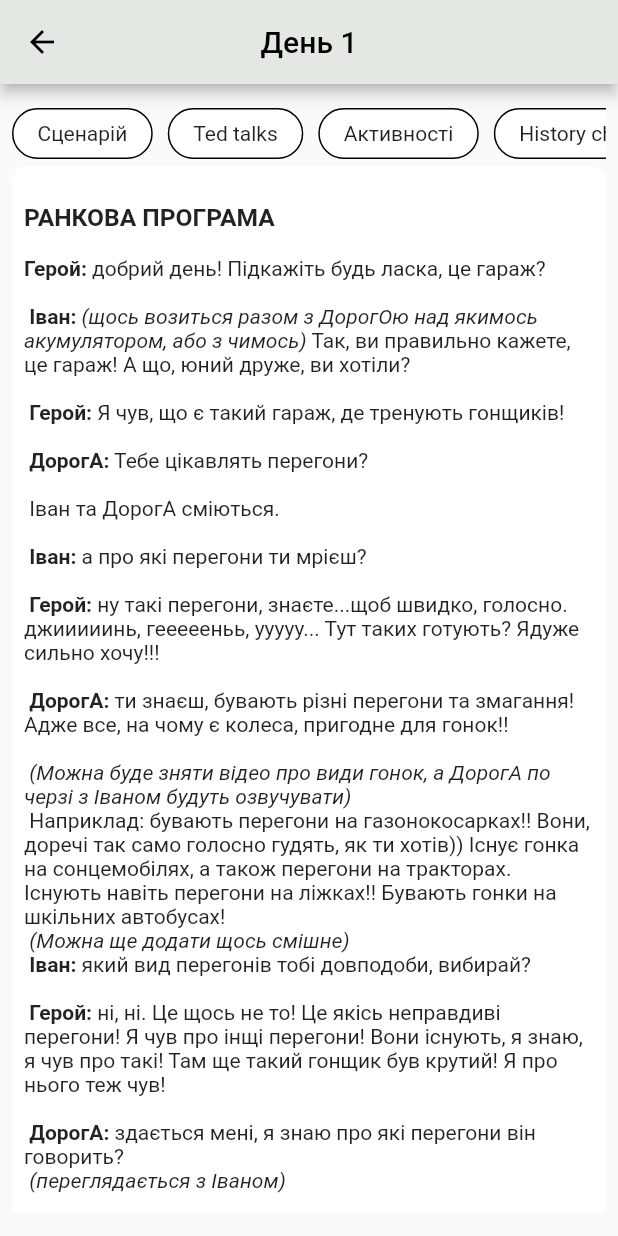
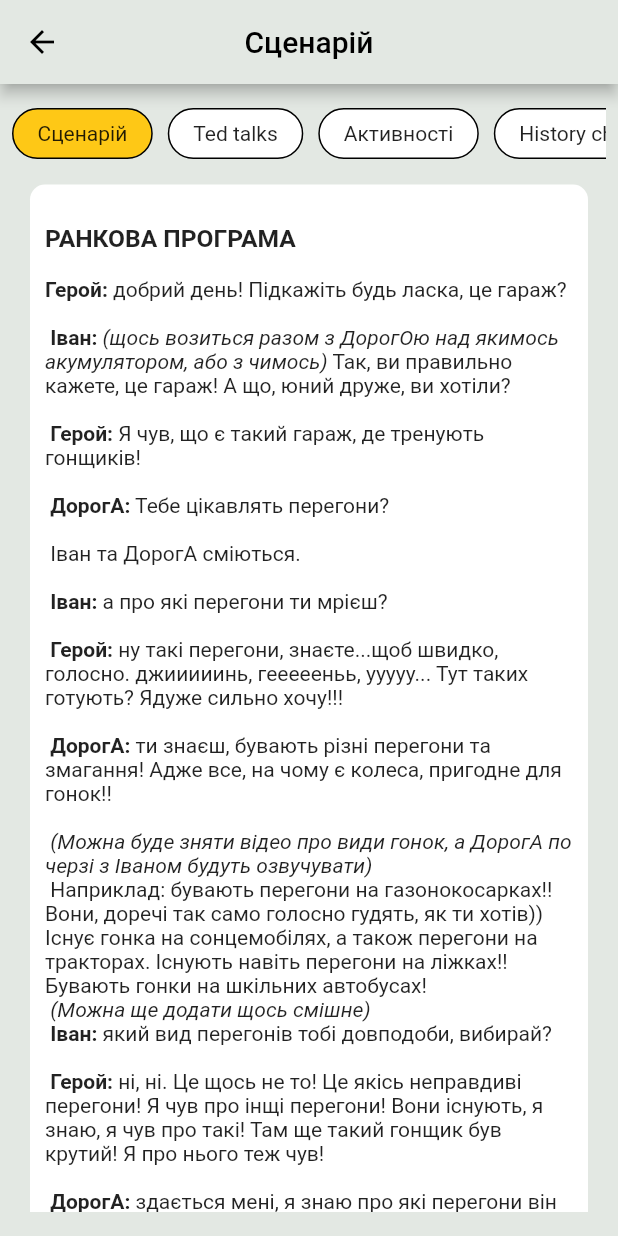
Before and after one commit to Tony-Kovalov/Camps, a Flutter app: the SceneTextPage screen opened directly, on a phone screen of 412 x 824 dp. Run offline on Flutter 3.47's test engine with Material 2 defaults, Android fonts, the phone set to English and light mode, and no system bars; our stand-ins replace flutter_svg, flutter_widget_from_html, internet_connection_checker, shared_preferences, webview_flutter; accounts and stored records are empty.

Commit message:
Implement scene pages

```diff
--- a/lib/features/home_menu/presentation/pages/program_menu.dart
+++ b/lib/features/home_menu/presentation/pages/program_menu.dart
@@ -2,7 +2,7 @@ import 'package:camps_program/features/home_menu/data/lessons_repo.dart';
 import 'package:camps_program/features/home_menu/data/scenes_repo.dart';
 import 'package:camps_program/features/home_menu/presentation/pages/lesson.dart';
 import 'package:camps_program/features/home_menu/presentation/pages/pdf_screen.dart';
-import 'package:camps_program/features/home_menu/presentation/pages/simple_text_page.dart';
+import 'package:camps_program/features/home_menu/presentation/pages/scene_page.dart';
 import 'package:camps_program/features/home_menu/presentation/widgets/expandable_menu.dart';
 import 'package:camps_program/features/home_menu/presentation/widgets/sub_menu_card.dart';
 import 'package:flutter/material.dart';
@@ -35,7 +35,7 @@ class _ProgramMenuPageState extends State<ProgramMenuPage> {
                   SubMenuCard(
                     title: "Сцена",
                     onTap: () {
-                      open(context, SceneTextPage(title: "День 1", text1: ScenesData().firstMorningScene, text2: ScenesData().firstEveningScene, urlOnDrive: "https://drive.google.com/file/d/1qZXM00OEwT7qBTWKWQz5bGtRxMBUaZ01/view?usp=share_link",));
+                      open(context, SceneTextPage(text1: ScenesData().firstMorningScene, text2: ScenesData().firstEveningScene, urlOnDrive: "https://drive.google.com/file/d/1qZXM00OEwT7qBTWKWQz5bGtRxMBUaZ01/view?usp=share_link",));
                     },
                   ),
                   const SizedBox(height: 5),
@@ -69,7 +69,7 @@ class _ProgramMenuPageState extends State<ProgramMenuPage> {
                   SubMenuCard(
                     title: "Сцена",
                     onTap: () {
-                      open(context, SceneTextPage(title: "День 2", text1: ScenesData().secondMorningScene, text2: ScenesData().secondEveningScene, urlOnDrive: "https://drive.google.com/file/d/17zlHZxCRwQ39kPon4CfiYkgz-5qREOiD/view?usp=share_link",));
+                      open(context, SceneTextPage(text1: ScenesData().secondMorningScene, text2: ScenesData().secondEveningScene, urlOnDrive: "https://drive.google.com/file/d/17zlHZxCRwQ39kPon4CfiYkgz-5qREOiD/view?usp=share_link",));
                     },
                   ),
                   const SizedBox(height: 5),
@@ -103,7 +103,7 @@ class _ProgramMenuPageState extends State<ProgramMenuPage> {
                   SubMenuCard(
                     title: "Сцена",
                     onTap: () {
-                      open(context, SceneTextPage(title: "День 3", text1: ScenesData().thirdMorningScene, text2: ScenesData().thirdEveningScene, urlOnDrive: "https://drive.google.com/file/d/1ioKB1IyXUjKsZRFQ8J4YY0Rtde23Xo0w/view?usp=share_link",));
+                      open(context, SceneTextPage(text1: ScenesData().thirdMorningScene, text2: ScenesData().thirdEveningScene, urlOnDrive: "https://drive.google.com/file/d/1ioKB1IyXUjKsZRFQ8J4YY0Rtde23Xo0w/view?usp=share_link",));
                     },
                   ),
                   const SizedBox(height: 5),
@@ -130,7 +130,7 @@ class _ProgramMenuPageState extends State<ProgramMenuPage> {
                   SubMenuCard(
                     title: "Сцена",
                     onTap: () {
-                      open(context, SceneTextPage(title: "День 4", text1: ScenesData().fourthMorningScene, text2: ScenesData().fourthEveningScene, urlOnDrive: "https://drive.google.com/file/d/1diZ7Sgch1X8NvSIfy8tYFxv5vRqXKv8-/view?usp=share_link",));
+                      open(context, SceneTextPage(text1: ScenesData().fourthMorningScene, text2: ScenesData().fourthEveningScene, urlOnDrive: "https://drive.google.com/file/d/1diZ7Sgch1X8NvSIfy8tYFxv5vRqXKv8-/view?usp=share_link",));
                     },
                   ),
                   const SizedBox(height: 5),
@@ -165,7 +165,7 @@ class _ProgramMenuPageState extends State<ProgramMenuPage> {
                   SubMenuCard(
                     title: "Сцена",
                     onTap: () {
-                      open(context, SceneTextPage(title: "День 5", text1: ScenesData().fifthMorningScene, text2: ScenesData().fifthEveningScene, urlOnDrive: "https://drive.google.com/file/d/1d754tigY0M2PIAd23T_zvo_qQE88UgJq/view?usp=share_link",));
+                      open(context, SceneTextPage(text1: ScenesData().fifthMorningScene, text2: ScenesData().fifthEveningScene, urlOnDrive: "https://drive.google.com/file/d/1d754tigY0M2PIAd23T_zvo_qQE88UgJq/view?usp=share_link",));
                     },
                   ),
                   const SizedBox(height: 5),
--- /dev/null
+++ b/lib/features/home_menu/presentation/pages/scene_page.dart
@@ -0,0 +1,126 @@
+import 'package:camps_program/app_colors.dart';
+import 'package:camps_program/features/home_menu/data/scenes_repo.dart';
+import 'package:camps_program/features/home_menu/presentation/pages/scene_activities.dart';
+import 'package:camps_program/features/home_menu/presentation/pages/scene_scenariy.dart';
+import 'package:camps_program/features/home_menu/presentation/widgets/custom_scene_menu_item.dart';
+import 'package:camps_program/features/home_menu/presentation/widgets/download_button.dart';
+import 'package:flutter/material.dart';
+import 'package:flutter_widget_from_html/flutter_widget_from_html.dart';
+import 'package:url_launcher/url_launcher.dart';
+
+class SceneTextPage extends StatefulWidget {
+  SceneTextPage({Key? key, required this.text1, required this.text2, required this.urlOnDrive})
+      : super(key: key);
+
+  String text1;
+  String text2;
+  String urlOnDrive;
+
+  @override
+  State<SceneTextPage> createState() => _SceneTextPageState();
+}
+
+class _SceneTextPageState extends State<SceneTextPage> {
+  List<bool> topItemsState = [true, false, false, false, false];
+
+  @override
+  Widget build(BuildContext context) {
+    return Scaffold(
+      appBar: AppBar(
+        centerTitle: true,
+        title: Text(getTitle(topItemsState)),
+      ),
+      body: Container(
+        color: AppColors.primaryWhite,
+        child: Padding(
+          padding: const EdgeInsets.only(left: 8, top: 16, right: 8, bottom: 16),
+          child: SingleChildScrollView(
+            child: Column(
+              children: [
+                SingleChildScrollView(
+                  scrollDirection: Axis.horizontal,
+                  child: Row(
+                    children: [
+                      CustomSceneMenuItem(
+                          title: "Сценарій",
+                          isActive: topItemsState[0],
+                          onTap: () {
+                            setState(() {
+                              topItemsState = [!topItemsState[0], false, false, false, false];
+                            });
+                          }),
+                      const SizedBox(width: 10),
+                      CustomSceneMenuItem(
+                          title: "Ted talks",
+                          isActive: topItemsState[1],
+                          onTap: () {
+                            setState(() {
+                              topItemsState = [false, !topItemsState[1], false, false, false];
+                            });
+                          }),
+                      const SizedBox(width: 10),
+                      CustomSceneMenuItem(
+                          title: "Активності",
+                          isActive: topItemsState[2],
+                          onTap: () {
+                            setState(() {
+                              topItemsState = [false, false, !topItemsState[2], false, false];
+                            });
+                          }),
+                      const SizedBox(width: 10),
+                      CustomSceneMenuItem(
+                          title: "History channel",
+                          isActive: topItemsState[3],
+                          onTap: () {
+                            setState(() {
+                              topItemsState = [false, false, false, !topItemsState[3], false];
+                            });
+                          }),
+                      const SizedBox(width: 10),
+                      CustomSceneMenuItem(
+                          title: "Video Formula 1",
+                          isActive: topItemsState[4],
+                          onTap: () {
+                            setState(() {
+                              topItemsState = [false, false, false, false, !topItemsState[4]];
+                            });
+                          }),
+                      const SizedBox(width: 10),
+                    ],
+                  ),
+                ),
+                const SizedBox(height: 5),
+                getWidget(topItemsState),
+              ],
+            ),
+          ),
+        ),
+      ),
+    );
+  }
+
+  Widget getWidget(List<bool> topItemsState) {
+    if (topItemsState[0] == true) {
+      return SceneScenariy(text1: widget.text1, text2: widget.text2, urlOnDrive: widget.urlOnDrive);
+    } else if (topItemsState[2] == true) {
+      return SceneActivities();
+    } else {
+      return Container();
+    }
+  }
+
+  String getTitle(List<bool> topItemsState) {
+    if (topItemsState[0] == true) {
+      return "Сценарій";
+    } else if (topItemsState[1] == true) {
+      return "Ted talks";
+    } else if (topItemsState[2] == true) {
+      return "Активності";
+    } else if (topItemsState[3] == true) {
+      return "History Channel";
+    } else {
+      return "Video Formula 1";
+    }
+  }
+
+}
--- /dev/null
+++ b/lib/features/home_menu/presentation/pages/scene_scenariy.dart
@@ -0,0 +1,74 @@
+import 'package:camps_program/app_colors.dart';
+import 'package:flutter/material.dart';
+import 'package:flutter_widget_from_html/flutter_widget_from_html.dart';
+import 'package:url_launcher/url_launcher.dart';
+
+import '../widgets/download_button.dart';
+
+class SceneScenariy extends StatelessWidget {
+  SceneScenariy({Key? key, required this.text1, required this.text2, required this.urlOnDrive})
+      : super(key: key);
+
+  String text1;
+  String text2;
+  String urlOnDrive;
+
+  @override
+  Widget build(BuildContext context) {
+    return Container(
+      color: AppColors.primaryWhite,
+      child: Padding(
+        padding: const EdgeInsets.all(12),
+        child: Column(
+          children: [
+            Column(
+              children: [
+                Container(
+                  decoration: BoxDecoration(
+                    borderRadius: BorderRadius.circular(10),
+                    color: Colors.white,
+                  ),
+                  child: Padding(
+                    padding: const EdgeInsets.all(10),
+                    child: SingleChildScrollView(
+                      child: HtmlWidget(text1),
+                    ),
+                  ),
+                ),
+                const SizedBox(height: 16),
+                Container(
+                  decoration: BoxDecoration(
+                    borderRadius: BorderRadius.circular(10),
+                    color: Colors.white,
+                  ),
+                  child: Padding(
+                    padding: const EdgeInsets.all(12),
+                    child: SingleChildScrollView(
+                      child: HtmlWidget(text2),
+                    ),
+                  ),
+                ),
+              ],
+            ),
+            const SizedBox(height: 20),
+            DownloadButton(
+              onPressed: () {
+                _launchURL();
+              },
+            ),
+          ],
+        ),
+      ),
+    );
+  }
+
+  _launchURL() async {
+    final uri = Uri.parse(urlOnDrive);
+    if (await canLaunchUrl(uri)) {
+      await launchUrl(uri);
+    } else {
+      // todo Tony
+      throw 'Could not launch ${urlOnDrive}';
+    }
+  }
+}
--- a/lib/features/home_menu/presentation/pages/simple_text_page.dart
+++ /dev/null
@@ -1,106 +0,0 @@
-import 'package:camps_program/app_colors.dart';
-import 'package:camps_program/features/home_menu/data/scenes_repo.dart';
-import 'package:camps_program/features/home_menu/presentation/widgets/custom_scene_menu_item.dart';
-import 'package:camps_program/features/home_menu/presentation/widgets/download_button.dart';
-import 'package:flutter/material.dart';
-import 'package:flutter_widget_from_html/flutter_widget_from_html.dart';
-import 'package:url_launcher/url_launcher.dart';
-
-class SceneTextPage extends StatelessWidget {
-  SceneTextPage({Key? key, required this.title, required this.text1, required this.text2, required this.urlOnDrive}) : super(key: key);
-
-  String title;
-  String text1;
-  String text2;
-  String urlOnDrive;
-
-  @override
-  Widget build(BuildContext context) {
-    return Scaffold(
-      appBar: AppBar(
-        centerTitle: true,
-        title: Text(title),
-      ),
-      body: Padding(
-        padding: const EdgeInsets.only(left: 8, top: 16, right: 8, bottom: 16),
-        child: SingleChildScrollView(
-          child: Column(
-            children: [
-              SingleChildScrollView(
-                scrollDirection: Axis.horizontal,
-                child: Row(
-                  children: [
-                    CustomSceneMenuItem(title: "Сценарій", onTap: () {
-
-                    }),
-                    const SizedBox(width: 10),
-                    CustomSceneMenuItem(title: "Ted talks", onTap: () {
-
-                    }),
-                    const SizedBox(width: 10),
-                    CustomSceneMenuItem(title: "Активності", onTap: () {
-
-                    }),
-                    const SizedBox(width: 10),
-                    CustomSceneMenuItem(title: "History channel", onTap: () {
-
-                    }),
-                    const SizedBox(width: 10),
-                    CustomSceneMenuItem(title: "Video Formula 1", onTap: () {
-
-                    }),
-                    const SizedBox(width: 10),
-                  ],
-                ),
-              ),
-              const SizedBox(height: 5),
-              Column(
-                children: [
-                  Container(
-                    decoration: BoxDecoration(
-                      borderRadius: BorderRadius.circular(10),
-                      color: Colors.white,
-                    ),
-                    child: Padding(
-                      padding: const EdgeInsets.all(8),
-                      child: SingleChildScrollView(
-                        child: HtmlWidget(text1),
-                      ),
-                    ),
-                  ),
-                  const SizedBox(height: 16),
-                  Container(
-                    decoration: BoxDecoration(
-                      borderRadius: BorderRadius.circular(10),
-                      color: Colors.white,
-                    ),
-                    child: Padding(
-                      padding: const EdgeInsets.all(8),
-                      child: SingleChildScrollView(
-                        child: HtmlWidget(text2),
-                      ),
-                    ),
-                  ),
-                ],
-              ),
-              const SizedBox(height: 20),
-              DownloadButton(onPressed: () {
-                _launchURL();
-              },),
-            ],
-          ),
-        ),
-      ),
-    );
-  }
-
-  _launchURL() async {
-    final uri = Uri.parse(urlOnDrive);
-    if (await canLaunchUrl(uri)) {
-      await launchUrl(uri);
-    } else { // todo Tony
-      throw 'Could not launch $urlOnDrive';
-    }
-  }
-
-}
--- a/lib/features/home_menu/presentation/widgets/custom_scene_menu_item.dart
+++ b/lib/features/home_menu/presentation/widgets/custom_scene_menu_item.dart
@@ -1,42 +1,28 @@
 import 'package:camps_program/app_colors.dart';
 import 'package:flutter/material.dart';
 
-class CustomSceneMenuItem extends StatefulWidget {
-  CustomSceneMenuItem({Key? key, required this.title, required this.onTap}) : super(key: key);
+class CustomSceneMenuItem extends StatelessWidget {
+  CustomSceneMenuItem({Key? key, required this.title, required this.onTap, this.isActive = false}) : super(key: key);
 
   String title;
   Function() onTap;
-
-  @override
-  State<CustomSceneMenuItem> createState() => _CustomSceneMenuItemState();
-}
-
-class _CustomSceneMenuItemState extends State<CustomSceneMenuItem> {
-
-  Color backgroundColor = const Color(0xffffffff);
+  bool isActive = false;
 
   @override
   Widget build(BuildContext context) {
     return GestureDetector(
       onTap: () {
-        setState(() {
-          if (backgroundColor == const Color(0xffffffff)) {
-            backgroundColor = AppColors.primaryYellow;
-          } else {
-            backgroundColor = const Color(0xffffffff);
-          }
-        });
-        widget.onTap();
+        onTap();
       },
       child: Container(
         decoration: BoxDecoration(
           borderRadius: BorderRadius.circular(20),
-          color: backgroundColor,
+          color: isActive ? AppColors.primaryYellow : Colors.white,
           border: Border.all(color: Colors.black),
         ),
         child: Padding(
           padding: const EdgeInsets.symmetric(horizontal: 16, vertical: 8),
-          child: Text(widget.title),
+          child: Text(title),
         ),
       ),
     );
```
Also changed, not shown: lib/features/home_menu/presentation/pages/scene_activities.dart (added, +112 -0 lines), 1 other file.
